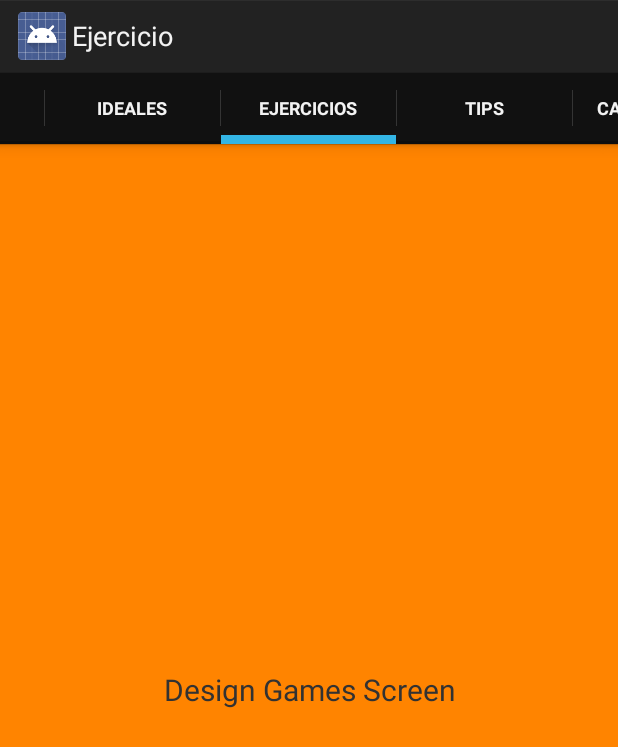
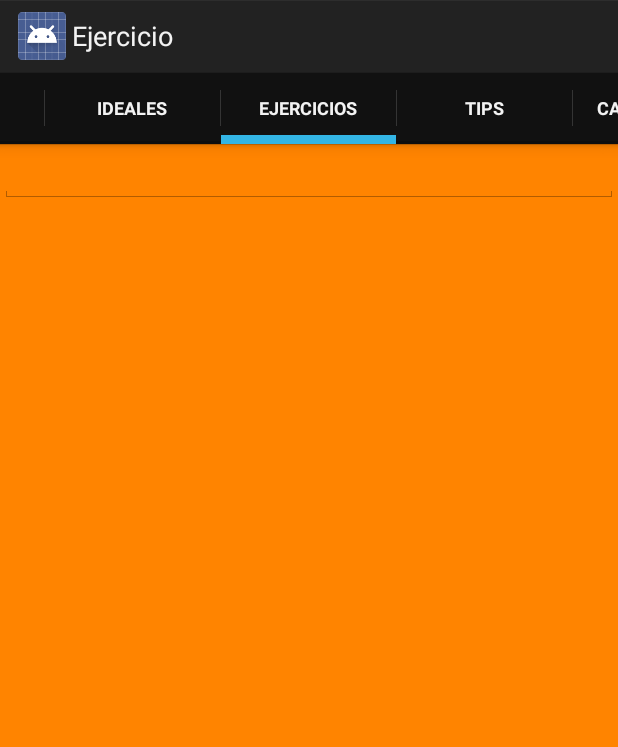
Before and after one commit to fercreek/HealthCare, an Android app: the screen it shows after launch (MainActivity), tab 3 chosen, on a phone screen of 412 x 824 dp. Shown: the top 747 px of the screen. Run offline under Robolectric (Android 15) with nearby library versions, the phone set to English and light mode, and no system bars.

```diff
--- a/app/src/main/AndroidManifest.xml
+++ b/app/src/main/AndroidManifest.xml
@@ -5,7 +5,7 @@
     android:versionName="1.0" >
 
     <uses-sdk
-        android:minSdkVersion="11"
+        android:minSdkVersion="14"
         android:targetSdkVersion="17" />
 
     <application
--- a/app/src/main/java/info/androidhive/tabsswipe/adapter/TabsPagerAdapter.java
+++ b/app/src/main/java/info/androidhive/tabsswipe/adapter/TabsPagerAdapter.java
@@ -5,6 +5,8 @@ import android.support.v4.app.FragmentManager;
 import android.support.v4.app.FragmentPagerAdapter;
 
 public class TabsPagerAdapter extends FragmentPagerAdapter {
+
+
 
 	public TabsPagerAdapter(FragmentManager fm) {
 		super(fm);
--- a/app/src/main/java/info/androidhive/tabsswipe/adapter/TipFragment.java
+++ b/app/src/main/java/info/androidhive/tabsswipe/adapter/TipFragment.java
@@ -8,28 +8,17 @@ import android.view.View;
 import android.view.ViewGroup;
 import android.widget.CheckBox;
 import android.widget.TextView;
+import android.widget.Toast;
 
 public class TipFragment extends Fragment {
+
+
 
     @Override
 	public View onCreateView(LayoutInflater inflater, ViewGroup container,
 			Bundle savedInstanceState) {
 
-        CheckBox checkbox1 = (CheckBox)getActivity().findViewById(R.id.checkasma);
         View rootView = inflater.inflate(R.layout.fragment_tip, container, false);
-        TextView tip1 = (TextView)rootView.findViewById(R.id.c1);
-//        tip1.setText(c1);
-
-        if (checkbox1.isChecked()) {
-            checkbox1.setChecked(false);
-        }
-//        if(checkbox1.isChecked()) {
-//            tip1.setText("Esfuérzate pero hasta que te sientas bien, no hagas  sobresfuerzos\n" +
-//                    "Tra    ta de tener tu medicina por si pasa una emergencia.\n" +
-//                    "Has poco a poco las actividades de cardiovasculares.\n" +
-//                    "Come alimentos alto en energía");
-//        }
-
 
 		return rootView;
 	}
--- a/app/src/main/res/layout/fragment_calc.xml
+++ b/app/src/main/res/layout/fragment_calc.xml
@@ -8,8 +8,6 @@
     <TextView android:layout_width="fill_parent"
         android:layout_height="wrap_content"
         android:gravity="center"
-        android:text="Design Movies Screen"
-        android:textSize="20dp"
         android:layout_centerInParent="true"/>
 
 
--- a/app/src/main/res/layout/fragment_exer.xml
+++ b/app/src/main/res/layout/fragment_exer.xml
@@ -5,12 +5,14 @@
     android:orientation="vertical"
     android:background="#ff8400" >
 
-    <TextView android:layout_width="fill_parent"
+    <EditText
+        android:layout_width="wrap_content"
         android:layout_height="wrap_content"
-        android:gravity="center"
-        android:text="Design Games Screen"
-        android:textSize="20dp"
-        android:layout_centerInParent="true"/>
+        android:id="@+id/olakaset"
+        android:layout_alignParentRight="true"
+        android:layout_alignParentEnd="true"
+        android:layout_alignParentLeft="true"
+        android:layout_alignParentStart="true" />
 
 
 </RelativeLayout>
--- a/app/src/main/res/layout/fragment_info.xml
+++ b/app/src/main/res/layout/fragment_info.xml
@@ -103,7 +103,8 @@
             android:id="@+id/peso"
             android:ems="3"
             android:layout_alignStart="@id/edtnombre"
-            android:layout_alignTop="@id/textpeso" />
+            android:layout_alignTop="@id/textpeso"
+            android:text="10" />
         <TextView
             android:layout_width="wrap_content"
             android:layout_height="wrap_content"
@@ -132,7 +133,8 @@
             android:inputType="text"
             android:ems="3"
             android:layout_alignTop="@id/textView6"
-            android:layout_alignStart="@id/edtnombre"/>
+            android:layout_alignStart="@id/edtnombre"
+            android:text="10" />
         <TextView
             android:layout_width="wrap_content"
             android:layout_height="wrap_content"
--- a/app/src/main/res/values/styles.xml
+++ b/app/src/main/res/values/styles.xml
@@ -4,7 +4,7 @@
         Base application theme, dependent on API level. This theme is replaced
         by AppBaseTheme from res/values-vXX/styles.xml on newer devices.
     -->
-    <style name="AppBaseTheme" parent="android:Theme.Light">
+    <style name="AppBaseTheme" parent="android:Theme.Holo.Light.DarkActionBar">
         <!--
             Theme customizations available in newer API levels can go in
             res/values-vXX/styles.xml, while customizations related to
```
Also changed, not shown: app/src/main/java/info/androidhive/tabsswipe/adapter/ExcerciseFragment.java (+17 -1 lines), app/src/main/java/info/androidhive/tabsswipe/adapter/InfoFragment.java (+28 -8 lines), app/src/main/java/info/androidhive/tabsswipe/adapter/MainActivity.java (+11 -1 lines), 29 other files.
